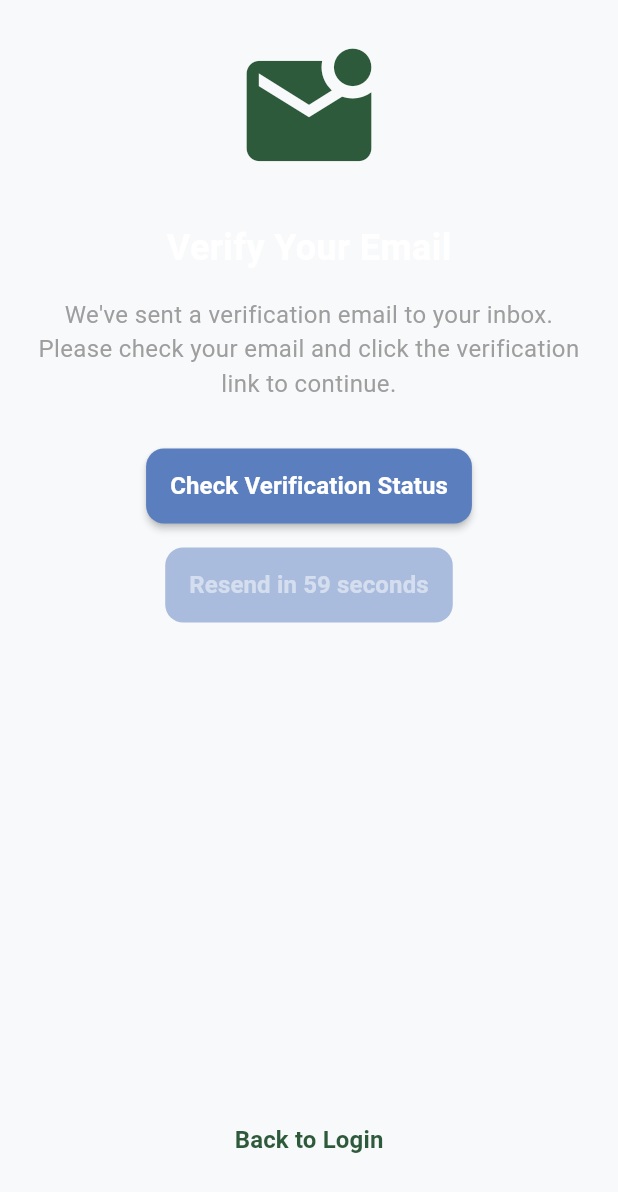
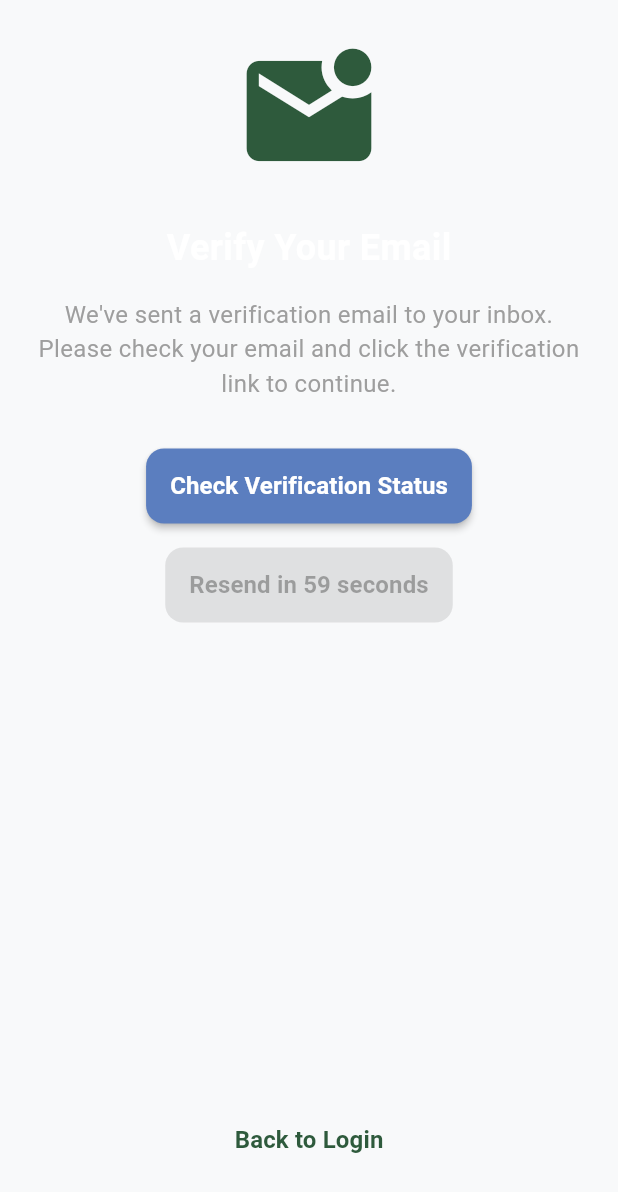
Before and after one commit to AYSamuel/agbc-app, a Flutter app: the VerificationScreen screen opened by its route, on a phone screen of 412 x 824 dp. Shown: the top 1192 px of the screen. Run offline on Flutter 3.47's test engine with Material 3 defaults, Android fonts, the phone set to English and light mode, and no system bars; our stand-ins replace app_links, flutter_dotenv, geocoding, geolocator, google_fonts, permission_handler and 3 more; missing offline and left inert: onesignal_flutter; accounts and stored records are empty; network calls fail.

Commit message:
feat: enhance CustomButton with multiple variants and improve TaskStatusCard navigation

```diff
--- a/lib/widgets/custom_button.dart
+++ b/lib/widgets/custom_button.dart
@@ -2,24 +2,63 @@ import 'package:flutter/material.dart';
 import 'package:agbc_app/widgets/loading_indicator.dart';
 import 'package:agbc_app/utils/theme.dart';
 
-/// A customizable button widget with loading state, animations, and disabled state styling.
+/// Different button variants
+enum ButtonVariant {
+  /// A filled button with background color
+  filled,
+
+  /// An outlined button with border
+  outlined,
+
+  /// A text button with no background or border
+  text,
+}
+
+/// A customizable button widget with multiple variants, loading state, and animations.
 ///
 /// This widget provides a consistent button design across the app with:
+/// - Multiple variants: filled, outlined, and text
 /// - Loading state with spinner
 /// - Disabled state styling
 /// - Scale animation on press
 /// - Customizable colors and dimensions
 /// - Flexible child content
 class CustomButton extends StatefulWidget {
+  /// Callback when button is pressed
   final VoidCallback? onPressed;
+
+  /// The button's child widget
   final Widget child;
+
+  /// Button width (null for auto)
   final double? width;
+
+  /// Button height
   final double height;
+
+  /// Background color (ignored for text variant)
   final Color? backgroundColor;
+
+  /// Text/icon color
   final Color? foregroundColor;
+
+  /// Border radius
   final double borderRadius;
+
+  /// Show loading indicator if true
   final bool isLoading;
+
+  /// Animation duration
   final Duration animationDuration;
+
+  /// Button style variant
+  final ButtonVariant variant;
+
+  /// Border color (only used for outlined variant)
+  final Color? borderColor;
+
+  /// Elevation (only used for filled variant)
+  final double? elevation;
 
   const CustomButton({
     super.key,
@@ -32,7 +71,42 @@ class CustomButton extends StatefulWidget {
     this.borderRadius = 12,
     this.isLoading = false,
     this.animationDuration = const Duration(milliseconds: 150),
+    this.variant = ButtonVariant.filled,
+    this.borderColor,
+    this.elevation,
   });
+
+  /// Creates a text button with default styling
+  const CustomButton.text({
+    super.key,
+    required this.onPressed,
+    required this.child,
+    this.width,
+    this.height = 40,
+    this.foregroundColor,
+    this.isLoading = false,
+    this.animationDuration = const Duration(milliseconds: 150),
+  })  : variant = ButtonVariant.text,
+        backgroundColor = Colors.transparent,
+        borderRadius = 0,
+        borderColor = null,
+        elevation = null;
+
+  /// Creates an outlined button with default styling
+  const CustomButton.outlined({
+    super.key,
+    required this.onPressed,
+    required this.child,
+    this.width,
+    this.height = 50,
+    this.backgroundColor = Colors.transparent,
+    this.foregroundColor,
+    this.borderRadius = 12,
+    this.borderColor,
+    this.isLoading = false,
+    this.animationDuration = const Duration(milliseconds: 150),
+  })  : variant = ButtonVariant.outlined,
+        elevation = 0;
 
   @override
   State<CustomButton> createState() => _CustomButtonState();
@@ -80,24 +154,67 @@ class _CustomButtonState extends State<CustomButton>
         ? (widget.foregroundColor ?? Colors.white).withValues(alpha: 0.5)
         : widget.foregroundColor ?? Colors.white;
 
-    return ScaleTransition(
-      scale: _scaleAnimation,
-      child: SizedBox(
-        width: widget.width,
-        height: widget.height,
-        child: ElevatedButton(
-          onPressed: _handleTap,
+    final buttonChild = widget.isLoading ? const LoadingIndicator() : widget.child;
+
+    Widget button;
+
+    switch (widget.variant) {
+      case ButtonVariant.text:
+        button = TextButton(
+          onPressed: isDisabled ? null : _handleTap,
+          style: TextButton.styleFrom(
+            foregroundColor: foregroundColor,
+            padding: EdgeInsets.zero,
+            minimumSize: Size.zero,
+            tapTargetSize: MaterialTapTargetSize.shrinkWrap,
+          ),
+          child: buttonChild,
+        );
+        break;
+
+      case ButtonVariant.outlined:
+        button = OutlinedButton(
+          onPressed: isDisabled ? null : _handleTap,
+          style: OutlinedButton.styleFrom(
+            backgroundColor: widget.backgroundColor,
+            foregroundColor: foregroundColor,
+            side: BorderSide(
+              color: isDisabled
+                  ? (widget.borderColor ?? foregroundColor).withOpacity(0.5)
+                  : widget.borderColor ?? AppTheme.primaryColor,
+            ),
+            shape: RoundedRectangleBorder(
+              borderRadius: BorderRadius.circular(widget.borderRadius),
+            ),
+            elevation: 0,
+            padding: const EdgeInsets.symmetric(horizontal: 16),
+          ),
+          child: buttonChild,
+        );
+        break;
+
+      case ButtonVariant.filled:
+        button = ElevatedButton(
+          onPressed: isDisabled ? null : _handleTap,
           style: ElevatedButton.styleFrom(
             backgroundColor: backgroundColor,
             foregroundColor: foregroundColor,
             shape: RoundedRectangleBorder(
               borderRadius: BorderRadius.circular(widget.borderRadius),
             ),
-            elevation: isDisabled ? 0 : 2,
+            elevation: isDisabled ? 0 : (widget.elevation ?? 2),
             padding: const EdgeInsets.symmetric(horizontal: 16),
           ),
-          child: widget.isLoading ? const LoadingIndicator() : widget.child,
-        ),
+          child: buttonChild,
+        );
+    }
+
+    return ScaleTransition(
+      scale: _scaleAnimation,
+      child: SizedBox(
+        width: widget.width,
+        height: widget.height,
+        child: button,
       ),
     );
   }
--- a/lib/widgets/task_status_card.dart
+++ b/lib/widgets/task_status_card.dart
@@ -1,10 +1,12 @@
+import 'package:agbc_app/models/task_model.dart';
+import 'package:agbc_app/screens/tasks_screen.dart';
+import 'package:agbc_app/services/auth_service.dart';
+import 'package:agbc_app/utils/theme.dart';
+import 'package:agbc_app/widgets/custom_button.dart';
 import 'package:flutter/material.dart';
-import 'package:agbc_app/utils/theme.dart';
-import 'package:agbc_app/models/task_model.dart';
+import 'package:flutter/services.dart';
 import 'package:provider/provider.dart';
-import 'package:agbc_app/services/auth_service.dart';
 import 'package:remixicon/remixicon.dart';
-import 'package:agbc_app/screens/tasks_screen.dart';
 
 class TaskStatusCard extends StatefulWidget {
   final List<TaskModel> tasks;
@@ -87,9 +89,12 @@ class _TaskStatusCardState extends State<TaskStatusCard> {
             ),
           ),
           const SizedBox(height: 12),
-          GestureDetector(
-            onTap: () {
+          CustomButton.text(
+            onPressed: () async {
+              // Add haptic feedback
+              await HapticFeedback.lightImpact();
               // Navigate to tasks screen
+              if (!mounted) return;
               Navigator.of(context, rootNavigator: true).push(
                 MaterialPageRoute(
                   builder: (context) => const TasksScreen(showBackButton: true),
```
Also changed, not shown: pubspec.lock.
